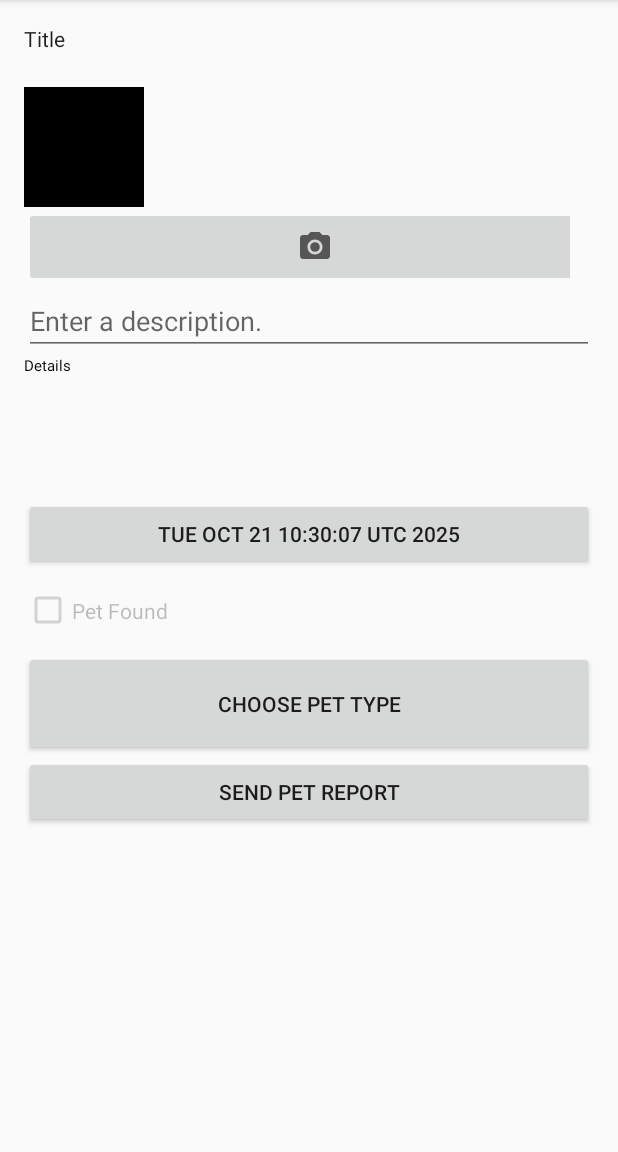
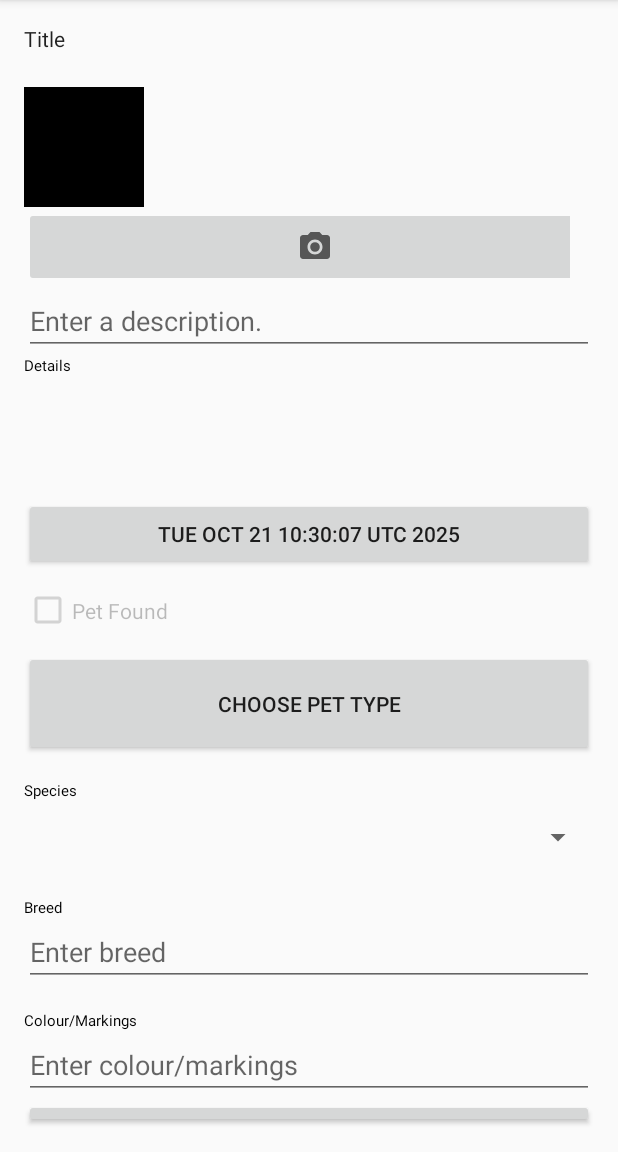
Before and after one commit to veepozero/CSC202-Assignment-PetApp, an Android app: the screen it shows after launch (MainActivity), after a tap on "New Pet", on a phone screen of 412 x 824 dp, the part 84-1236 px from its top. Run offline under Robolectric (Android 15) with nearby library versions, the phone set to English and light mode, and no system bars; our stand-ins replace Room's generated code.

```diff
--- a/app/src/main/java/com/example/csc202assignment/PetRepository.kt
+++ b/app/src/main/java/com/example/csc202assignment/PetRepository.kt
@@ -5,8 +5,9 @@ import java.util.UUID
 import androidx.room.Room
 
 import com.example.csc202assignment.database.PetDatabase
-import com.example.csc202assignment.database.migration_1_2
-import com.example.csc202assignment.database.migration_2_3
+//import com.example.csc202assignment.database.migration_1_2
+//import com.example.csc202assignment.database.migration_2_3
+//import com.example.csc202assignment.database.migration_3_4
 import kotlinx.coroutines.CoroutineScope
 import kotlinx.coroutines.GlobalScope
 import kotlinx.coroutines.flow.Flow
@@ -27,7 +28,8 @@ class PetRepository private constructor(
             PetDatabase::class.java,
             DATABASE_NAME
         )
-        .addMigrations(migration_1_2, migration_2_3)
+//        .addMigrations(migration_1_2, migration_2_3, migration_3_4)
+        .fallbackToDestructiveMigration()
         .build()
 
     fun getPets(): Flow<List<Pet>> = database.petDao().getPets()
@@ -41,7 +43,7 @@ class PetRepository private constructor(
     }
 
     suspend fun addPet(pet: Pet) {
-        database.petDao().addCrime(pet)
+        database.petDao().addPet(pet)  // ← Changed from addCrime to addPet
     }
 
     companion object {
--- a/app/src/main/java/com/example/csc202assignment/database/PetDao.kt
+++ b/app/src/main/java/com/example/csc202assignment/database/PetDao.kt
@@ -20,5 +20,5 @@ interface PetDao {
     suspend fun updatePet(pet: Pet)
 
     @Insert
-    suspend fun addCrime(pet: Pet)
+    suspend fun addPet(pet: Pet)  // ← Changed from addCrime to addPet
 }
--- a/app/src/main/java/com/example/csc202assignment/database/PetDatabase.kt
+++ b/app/src/main/java/com/example/csc202assignment/database/PetDatabase.kt
@@ -8,24 +8,45 @@ import androidx.sqlite.db.SupportSQLiteDatabase
 import com.example.csc202assignment.Pet
 
 
-@Database(entities = [Pet::class], version = 3)
+@Database(entities = [Pet::class], version = 1)
 @TypeConverters(PetTypeConverters::class)
 abstract class PetDatabase : RoomDatabase() {
     abstract fun petDao(): PetDao
 }
 
-val migration_1_2 = object : Migration(1, 2) {
-    override fun migrate(database: SupportSQLiteDatabase) {
-        database.execSQL(
-            "ALTER TABLE Crime ADD COLUMN suspect TEXT NOT NULL DEFAULT ''"
-        )
-    }
-}
-
-val migration_2_3 = object : Migration(2,3) {
-    override fun migrate(database: SupportSQLiteDatabase) {
-        database.execSQL(
-            "ALTER TABLE Crime ADD COLUMN photoFileName TEXT"
-        )
-    }
-}
+//val migration_1_2 = object : Migration(1, 2) {
+//    override fun migrate(database: SupportSQLiteDatabase) {
+//        database.execSQL(
+//            "ALTER TABLE Crime ADD COLUMN suspect TEXT NOT NULL DEFAULT ''"
+//        )
+//    }
+//}
+//
+//val migration_2_3 = object : Migration(2, 3) {
+//    override fun migrate(database: SupportSQLiteDatabase) {
+//        database.execSQL(
+//            "ALTER TABLE Crime ADD COLUMN photoFileName TEXT"
+//        )
+//    }
+//}
+//
+//val migration_3_4 = object : Migration(3, 4) {
+//    override fun migrate(database: SupportSQLiteDatabase) {
+//        // Rename Crime table to Pet
+//        database.execSQL("ALTER TABLE Crime RENAME TO Pet")
+//
+//        // Rename suspect column to petType
+//        database.execSQL("ALTER TABLE Pet RENAME COLUMN suspect TO petType")
+//
+//        // Add new columns
+//        database.execSQL(
+//            "ALTER TABLE Pet ADD COLUMN species TEXT NOT NULL DEFAULT ''"
+//        )
+//        database.execSQL(
+//            "ALTER TABLE Pet ADD COLUMN breed TEXT NOT NULL DEFAULT ''"
+//        )
+//        database.execSQL(
+//            "ALTER TABLE Pet ADD COLUMN colourMarkings TEXT NOT NULL DEFAULT ''"
+//        )
+//    }
+//}
--- a/app/src/main/res/layout/fragment_pet_detail.xml
+++ b/app/src/main/res/layout/fragment_pet_detail.xml
@@ -81,6 +81,54 @@
         android:layout_height="70dp"
         android:text="@string/pet_type_text" />
 
+    <TextView
+        android:layout_width="match_parent"
+        android:layout_height="wrap_content"
+        android:layout_marginTop="16dp"
+        android:text="Species"
+        android:textAppearance="?attr/textAppearanceBodyMedium" />
+
+    <!-- Species Spinner -->
+    <Spinner
+        android:id="@+id/pet_species"
+        android:layout_width="match_parent"
+        android:layout_height="wrap_content"
+        android:minHeight="48dp" />
+
+    <!-- Breed Label -->
+    <TextView
+        android:layout_width="match_parent"
+        android:layout_height="wrap_content"
+        android:layout_marginTop="16dp"
+        android:text="Breed"
+        android:textAppearance="?attr/textAppearanceBodyMedium" />
+
+    <!-- Breed EditText -->
+    <EditText
+        android:id="@+id/pet_breed"
+        android:layout_width="match_parent"
+        android:layout_height="wrap_content"
+        android:hint="Enter breed"
+        android:inputType="text"
+        android:importantForAutofill="no" />
+
+    <!-- Colour/Markings Label -->
+    <TextView
+        android:layout_width="match_parent"
+        android:layout_height="wrap_content"
+        android:layout_marginTop="16dp"
+        android:text="Colour/Markings"
+        android:textAppearance="?attr/textAppearanceBodyMedium" />
+
+    <!-- Colour/Markings EditText -->
+    <EditText
+        android:id="@+id/pet_colour_markings"
+        android:layout_width="match_parent"
+        android:layout_height="wrap_content"
+        android:hint="Enter colour/markings"
+        android:inputType="text"
+        android:importantForAutofill="no" />
+
     <Button
         android:id="@+id/pet_report"
         android:layout_width="match_parent"
--- /dev/null
+++ b/app/src/main/res/values/arrays.xml
@@ -0,0 +1,10 @@
+<?xml version="1.0" encoding="utf-8"?>
+<resources>
+    <string-array name="species_array">
+        <item>Select Species</item>
+        <item>Dog</item>
+        <item>Cat</item>
+        <item>Bird</item>
+        <item>Other</item>
+    </string-array>
+</resources>
```
Also changed, not shown: 1 other file.
